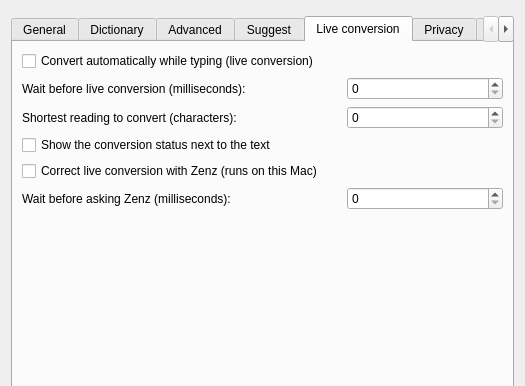
Qt form src/gui/config_dialog/config_dialog.ui (meltin/nagi) before a commit; both pictures show x 0 to 525 and y 0 to 386 of the 525 by 575 pixel window.
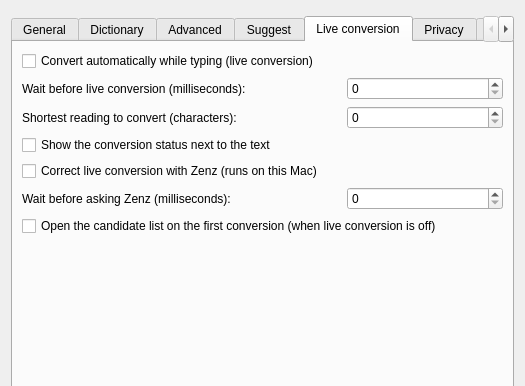
The same form after that commit. The open tabs and pages were chosen to show the change. Custom widgets are drawn as their Qt base class.

Commit message:
feat(session): open the candidate list on the first conversion
- add a setting, on by default, that opens the candidate list on the first conversion key when live conversion is off
- with live conversion the setting does nothing, because the first key already moves to the next candidate and opens the list
- same rule and default as Mozkey's setting of the same name
- add the checkbox to the Live conversion tab, with its Japanese label
- keep it off in the shared setup of the upstream scenario tests

```diff
--- a/src/gui/config_dialog/config_dialog.ui
+++ b/src/gui/config_dialog/config_dialog.ui
@@ -1094,7 +1094,14 @@
          <item row="5" column="2">
           <widget class="QSpinBox" name="zenzDelaySpinBox"/>
          </item>
-         <item row="6" column="0">
+         <item row="6" column="0" colspan="3">
+          <widget class="QCheckBox" name="initialCandidateWindowCheckBox">
+           <property name="text">
+            <string>Open the candidate list on the first conversion (when live conversion is off)</string>
+           </property>
+          </widget>
+         </item>
+         <item row="7" column="0">
           <spacer name="liveConversionTabBottomSpacer">
            <property name="orientation">
             <enum>Qt::Orientation::Vertical</enum>
```
The commit also changes 10 other files.
